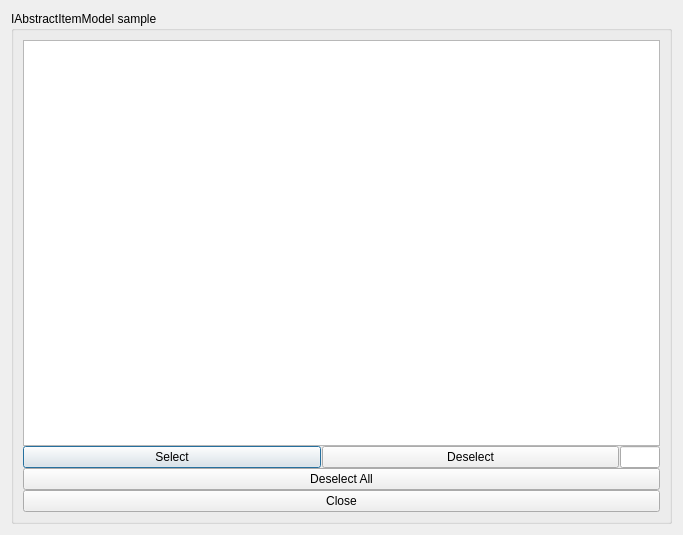
This is samples/itemModel/ListViewDialog.ui in coral-framework/coral-qt as Qt 5 draws it before an edit. The edited form follows.
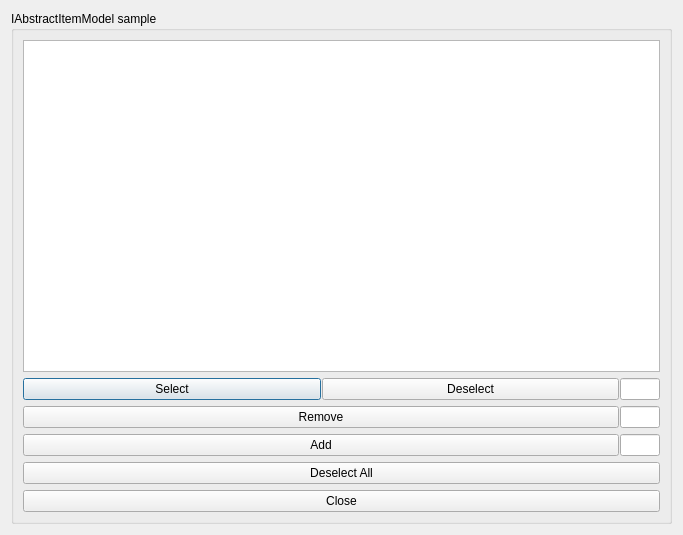
This is the edited form.

Commit message: added changes to itemModel samples.

```diff
--- a/samples/itemModel/ListViewDialog.ui
+++ b/samples/itemModel/ListViewDialog.ui
@@ -20,9 +20,6 @@
       <string>IAbstractItemModel sample</string>
      </property>
      <layout class="QVBoxLayout" name="verticalLayout">
-      <property name="spacing">
-       <number>0</number>
-      </property>
       <item>
        <widget class="QListView" name="listView"/>
       </item>
@@ -69,6 +66,66 @@
         </item>
        </layout>
       </item>
+      <item>
+       <layout class="QHBoxLayout" name="horizontalLayout_3">
+        <property name="spacing">
+         <number>1</number>
+        </property>
+        <item>
+         <widget class="QPushButton" name="btnRemove">
+          <property name="sizePolicy">
+           <sizepolicy hsizetype="MinimumExpanding" vsizetype="Fixed">
+            <horstretch>0</horstretch>
+            <verstretch>0</verstretch>
+           </sizepolicy>
+          </property>
+          <property name="text">
+           <string>Remove</string>
+          </property>
+         </widget>
+        </item>
+        <item>
+         <widget class="QLineEdit" name="lineRemove">
+          <property name="maximumSize">
+           <size>
+            <width>40</width>
+            <height>16777215</height>
+           </size>
+          </property>
+         </widget>
+        </item>
+       </layout>
+      </item>
+      <item>
+       <layout class="QHBoxLayout" name="horizontalLayout_4">
+        <property name="spacing">
+         <number>1</number>
+        </property>
+        <item>
+         <widget class="QPushButton" name="btnAdd">
+          <property name="sizePolicy">
+           <sizepolicy hsizetype="MinimumExpanding" vsizetype="Fixed">
+            <horstretch>0</horstretch>
+            <verstretch>0</verstretch>
+           </sizepolicy>
+          </property>
+          <property name="text">
+           <string>Add</string>
+          </property>
+         </widget>
+        </item>
+        <item>
+         <widget class="QLineEdit" name="lineAdd">
+          <property name="maximumSize">
+           <size>
+            <width>40</width>
+            <height>16777215</height>
+           </size>
+          </property>
+         </widget>
+        </item>
+       </layout>
+      </item>
       <item>
        <widget class="QPushButton" name="btnDeselectAll">
         <property name="text">
```
The commit also changes 2 other files.
